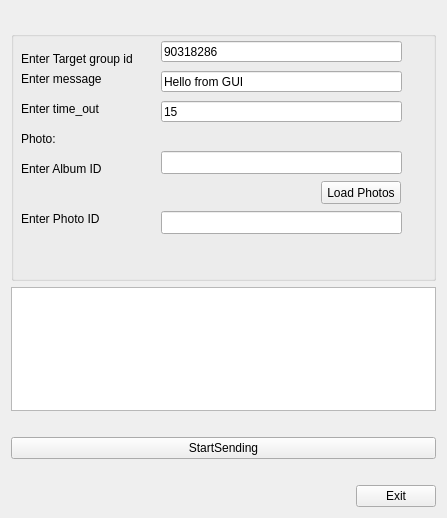
ozeron/messenger, file uis/send_groups.ui: the form before one commit.
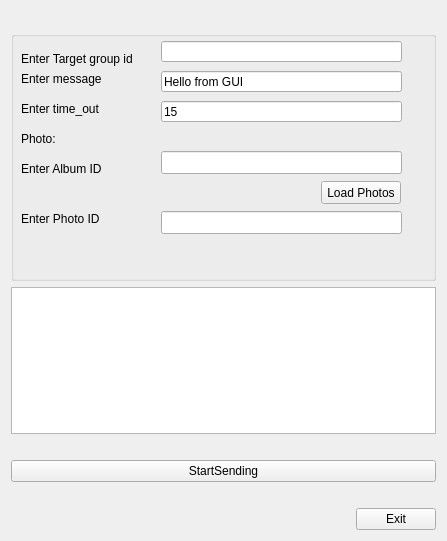
The form after the commit.

```diff
--- a/uis/send_groups.ui
+++ b/uis/send_groups.ui
@@ -7,7 +7,7 @@
     <x>0</x>
     <y>0</y>
     <width>447</width>
-    <height>518</height>
+    <height>541</height>
    </rect>
   </property>
   <property name="windowTitle">
@@ -51,7 +51,7 @@
        </rect>
       </property>
       <property name="text">
-       <string>90318286</string>
+       <string/>
       </property>
      </widget>
      <widget class="QLabel" name="lblGroupIds">
```
